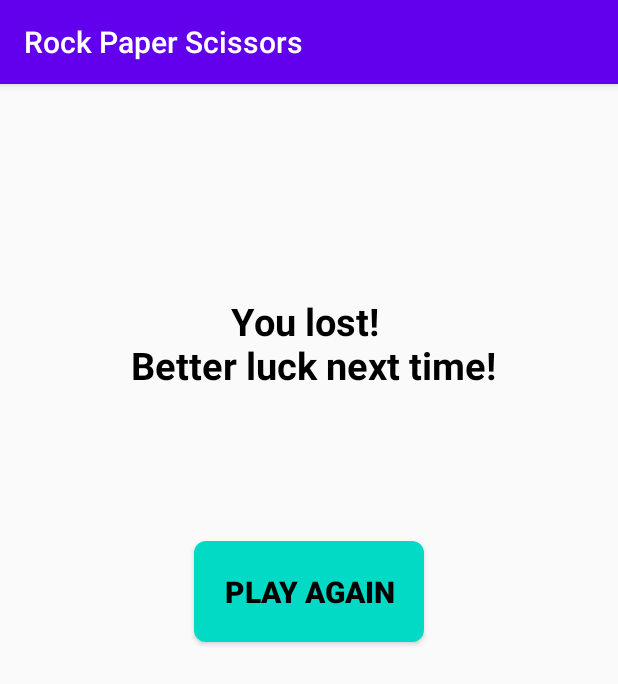
After one commit to bornaZbodulja/rock_paper_scissors-app, an Android app: the fragment PlayAgainFragment shown on its own in the app's theme, on a phone screen of 412 x 824 dp. The commit adds this screen. Shown: the top 684 px of the screen. Run offline under Robolectric (Android 15) with nearby library versions, the phone set to English and light mode, and no system bars.

Commit message:
update commit

```diff
--- a/app/src/main/java/com/ruazosa/rockpaperscissors/utils/Utils.kt
+++ b/app/src/main/java/com/ruazosa/rockpaperscissors/utils/Utils.kt
@@ -7,6 +7,7 @@ object Utils {
     val buttonMapping = mapOf(R.id.rockCardView to 1, R.id.paperCardView to 2, R.id.scissorsCardView to 3)
     val choiceMapping = mapOf(1 to "Rock", 2 to "Paper", 3 to "Scissors")
     val outcome = mapOf("player_wins" to 1, "draw" to 0, "cpu_wins" to -1)
+    var firstPlay = true
 
     fun determineOutcome(buttonId : Int, cpuChoice : Int): Int? {
         val playerChoice = buttonMapping[buttonId]
--- /dev/null
+++ b/app/src/main/java/com/ruazosa/rockpaperscissors/view/PlayAgainFragment.kt
@@ -0,0 +1,41 @@
+package com.ruazosa.rockpaperscissors.view
+
+import android.os.Bundle
+import androidx.fragment.app.Fragment
+import android.view.LayoutInflater
+import android.view.View
+import android.view.ViewGroup
+import androidx.navigation.Navigation
+import com.ruazosa.rockpaperscissors.R
+import kotlinx.android.synthetic.main.activity_main.*
+import kotlinx.android.synthetic.main.fragment_play_again.*
+
+/**
+ * A simple [Fragment] subclass.
+ * Use the [PlayAgainFragment.newInstance] factory method to
+ * create an instance of this fragment.
+ */
+class PlayAgainFragment : Fragment() {
+
+    override fun onCreateView(
+        inflater: LayoutInflater, container: ViewGroup?,
+        savedInstanceState: Bundle?
+    ): View? {
+        // Inflate the layout for this fragment
+        return inflater.inflate(R.layout.fragment_play_again, container, false)
+    }
+
+    override fun onViewCreated(view: View, savedInstanceState: Bundle?) {
+        super.onViewCreated(view, savedInstanceState)
+        val result = arguments?.getInt("gameResult")
+
+        if(result==1){ resultTextView.text = resources.getString(R.string.game_won) }
+        else{ resultTextView.text = resources.getString(R.string.game_lost) }
+
+        playAgainButton.setOnClickListener {
+            val action = PlayAgainFragmentDirections.playAgainDirection()
+            fragment.view?.let { Navigation.findNavController(it).navigate(action) }
+        }
+    }
+
+}
--- /dev/null
+++ b/app/src/main/res/layout/fragment_play_again.xml
@@ -0,0 +1,45 @@
+<?xml version="1.0" encoding="utf-8"?>
+<FrameLayout xmlns:android="http://schemas.android.com/apk/res/android"
+    xmlns:app="http://schemas.android.com/apk/res-auto"
+    xmlns:tools="http://schemas.android.com/tools"
+    android:layout_width="match_parent"
+    android:layout_height="match_parent"
+    tools:context=".view.PlayAgainFragment">
+
+
+    <androidx.constraintlayout.widget.ConstraintLayout
+        android:layout_width="match_parent"
+        android:layout_height="match_parent">
+
+        <TextView
+            android:id="@+id/resultTextView"
+            android:layout_width="wrap_content"
+            android:layout_height="wrap_content"
+            android:text="@string/game_won"
+            android:gravity="center"
+            android:textColor="@android:color/black"
+            android:textSize="25dp"
+            android:textStyle="bold"
+            app:layout_constraintBottom_toBottomOf="parent"
+            app:layout_constraintEnd_toEndOf="parent"
+            app:layout_constraintHorizontal_bias="0.5"
+            app:layout_constraintStart_toStartOf="parent"
+            app:layout_constraintTop_toTopOf="parent"
+            app:layout_constraintVertical_bias="0.2" />
+
+        <Button
+            android:id="@+id/playAgainButton"
+            android:layout_width="wrap_content"
+            android:layout_height="wrap_content"
+            android:text="@string/play_again"
+            android:padding="20dp"
+            android:textColor="@android:color/black"
+            android:layout_marginTop="100dp"
+            android:textSize="20sp"
+            android:textStyle="bold"
+            android:background="@drawable/round_button_shape_blue"
+            app:layout_constraintEnd_toEndOf="parent"
+            app:layout_constraintStart_toStartOf="parent"
+            app:layout_constraintTop_toBottomOf="@+id/resultTextView" />
+    </androidx.constraintlayout.widget.ConstraintLayout>
+</FrameLayout>
--- a/app/src/main/res/values/strings.xml
+++ b/app/src/main/res/values/strings.xml
@@ -8,7 +8,10 @@
     <string name="rock">Rock</string>
     <string name="paper">Paper</string>
     <string name="scissors">Scissors</string>
-    <string name="game_description_detail">Welcome to Rock, Paper, Scissors! You will be playing agains a computer. The first who gets to three wins
-    the game. Good luck!</string>
+    <string name="game_description_detail">Welcome to Rock, Paper, Scissors! You will be playing agains a computer. The first who gets to five wins
+    the game.\n Good luck!</string>
     <string name="got_it">Got It!</string>
+    <string name="game_won">You won! \n Congratulations!</string>
+    <string name="game_lost">You lost! \n Better luck next time!</string>
+    <string name="play_again">Play again</string>
 </resources>
```
Also changed, not shown: app/src/main/java/com/ruazosa/rockpaperscissors/view/GameFragment.kt (+10 -2 lines), app/src/main/res/navigation/navigation.xml (+17 -0 lines).
